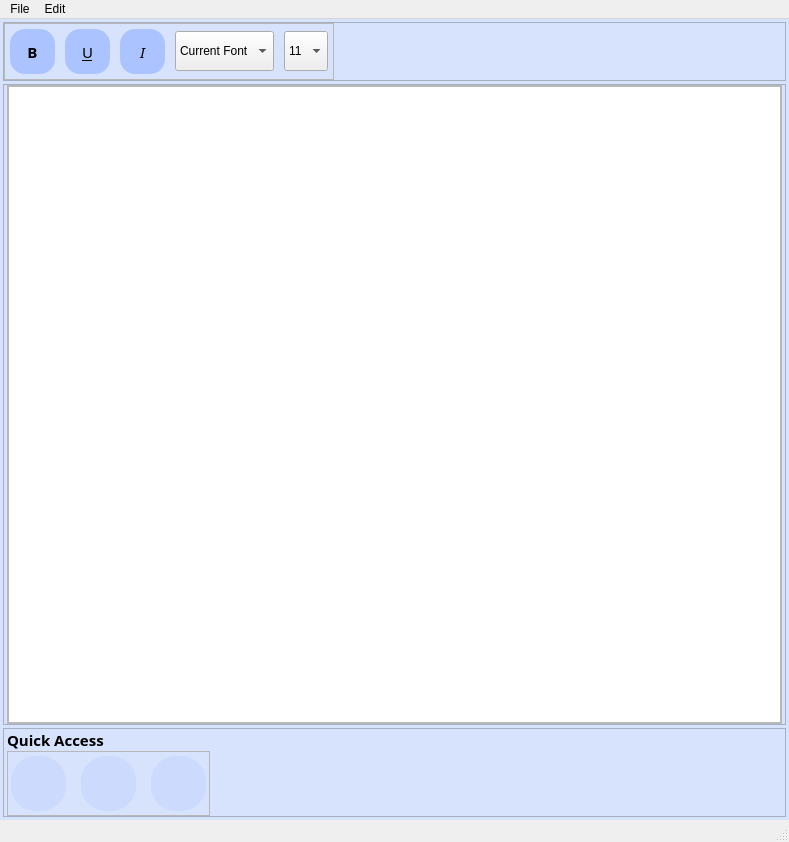
Christo77793/The-Living-Word, file UI/Bible Notes.ui: the form before one commit.
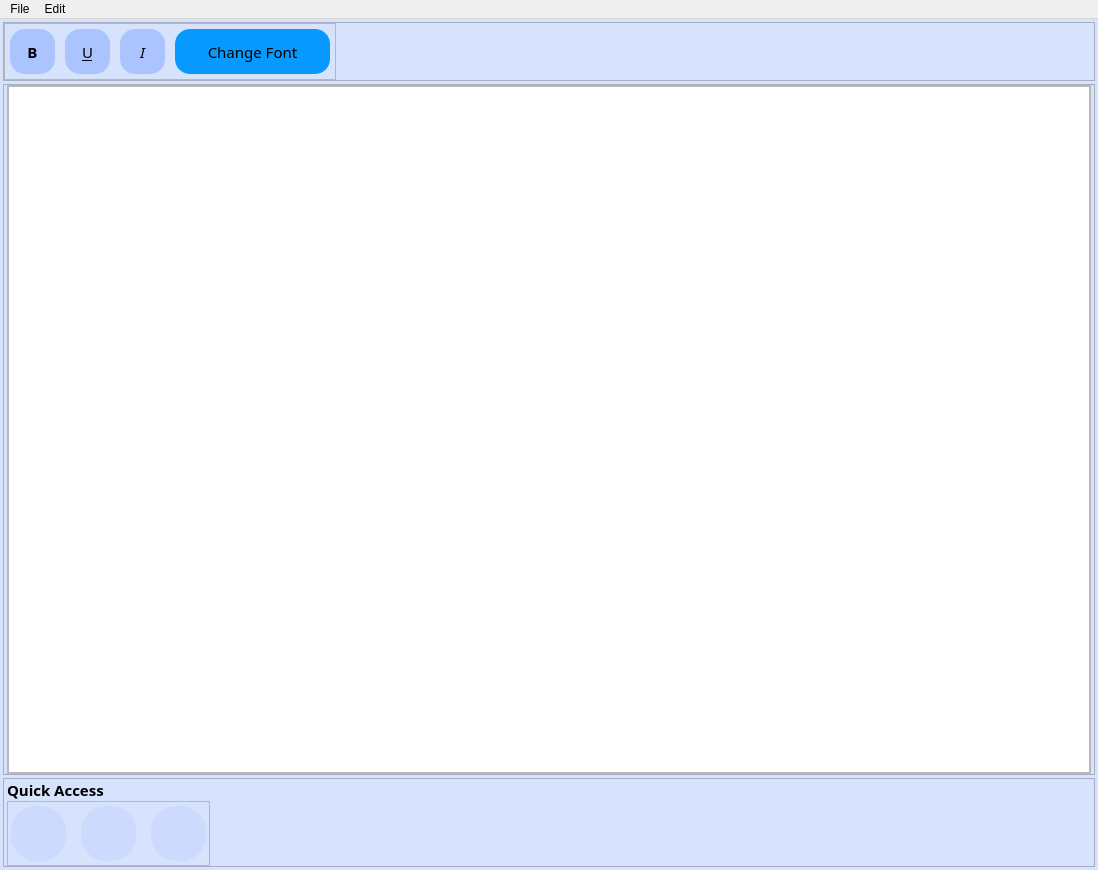
The form after the commit. Icons and pictures are not drawn.

Diff of the .ui file:
```diff
--- a/UI/Bible Notes.ui
+++ b/UI/Bible Notes.ui
@@ -6,8 +6,8 @@
    <rect>
     <x>0</x>
     <y>0</y>
-    <width>789</width>
-    <height>842</height>
+    <width>1098</width>
+    <height>870</height>
    </rect>
   </property>
   <property name="windowTitle">
@@ -157,77 +157,6 @@
             </property>
            </widget>
           </item>
-          <item row="0" column="3">
-           <widget class="QComboBox" name="selectFont">
-            <property name="minimumSize">
-             <size>
-              <width>0</width>
-              <height>40</height>
-             </size>
-            </property>
-            <property name="maximumSize">
-             <size>
-              <width>125</width>
-              <height>40</height>
-             </size>
-            </property>
-            <item>
-             <property name="text">
-              <string>Current Font</string>
-             </property>
-            </item>
-           </widget>
-          </item>
-          <item row="0" column="4">
-           <widget class="QComboBox" name="selectFontSize">
-            <property name="minimumSize">
-             <size>
-              <width>0</width>
-              <height>40</height>
-             </size>
-            </property>
-            <property name="maximumSize">
-             <size>
-              <width>55</width>
-              <height>40</height>
-             </size>
-            </property>
-            <item>
-             <property name="text">
-              <string>11</string>
-             </property>
-            </item>
-           </widget>
-          </item>
-          <item row="0" column="1">
-           <widget class="QPushButton" name="pushButton_5">
-            <property name="minimumSize">
-             <size>
-              <width>45</width>
-              <height>45</height>
-             </size>
-            </property>
-            <property name="maximumSize">
-             <size>
-              <width>45</width>
-              <height>45</height>
-             </size>
-            </property>
-            <property name="font">
-             <font>
-              <family>Goudy Old Style</family>
-              <pointsize>11</pointsize>
-              <underline>true</underline>
-             </font>
-            </property>
-            <property name="toolTip">
-             <string>Underline</string>
-            </property>
-            <property name="text">
-             <string>U</string>
-            </property>
-           </widget>
-          </item>
           <item row="0" column="2">
            <widget class="QPushButton" name="italicButton">
             <property name="minimumSize">
@@ -257,6 +186,69 @@
             </property>
            </widget>
           </item>
+          <item row="0" column="1">
+           <widget class="QPushButton" name="underlineButton">
+            <property name="minimumSize">
+             <size>
+              <width>45</width>
+              <height>45</height>
+             </size>
+            </property>
+            <property name="maximumSize">
+             <size>
+              <width>45</width>
+              <height>45</height>
+             </size>
+            </property>
+            <property name="font">
+             <font>
+              <family>Goudy Old Style</family>
+              <pointsize>11</pointsize>
+              <underline>true</underline>
+             </font>
+            </property>
+            <property name="toolTip">
+             <string>Underline</string>
+            </property>
+            <property name="text">
+             <string>U</string>
+            </property>
+           </widget>
+          </item>
+          <item row="0" column="3">
+           <widget class="QPushButton" name="changefontButton">
+            <property name="minimumSize">
+             <size>
+              <width>155</width>
+              <height>45</height>
+             </size>
+            </property>
+            <property name="maximumSize">
+             <size>
+              <width>155</width>
+              <height>45</height>
+             </size>
+            </property>
+            <property name="font">
+             <font>
+              <family>Goudy Old Style</family>
+              <pointsize>11</pointsize>
+             </font>
+            </property>
+            <property name="styleSheet">
+             <string notr="true">QPushButton{
+	background-color: rgb(7, 153, 254);
+}
+
+QPushButton:hover{
+	background-color: rgb(6, 144, 235);
+}</string>
+            </property>
+            <property name="text">
+             <string>Change Font</string>
+            </property>
+           </widget>
+          </item>
          </layout>
         </widget>
        </item>
@@ -300,8 +292,8 @@
            <rect>
             <x>0</x>
             <y>0</y>
-            <width>773</width>
-            <height>627</height>
+            <width>1082</width>
+            <height>680</height>
            </rect>
           </property>
           <layout class="QHBoxLayout" name="horizontalLayout">
@@ -321,7 +313,11 @@
             <number>0</number>
            </property>
            <item>
-            <widget class="QPlainTextEdit" name="bibleNotepad"/>
+            <widget class="QPlainTextEdit" name="noteArea">
+             <property name="plainText">
+              <string/>
+             </property>
+            </widget>
            </item>
           </layout>
          </widget>
@@ -540,7 +536,7 @@
     <rect>
      <x>0</x>
      <y>0</y>
-     <width>789</width>
+     <width>1098</width>
      <height>26</height>
     </rect>
    </property>
@@ -562,7 +558,6 @@
    <addaction name="menuFile"/>
    <addaction name="menuEdit"/>
   </widget>
-  <widget class="QStatusBar" name="statusbar"/>
   <action name="actionOpen">
    <property name="text">
     <string>Open</string>
```
Left out of the diff: 10 changed lines with no effect on the pictures.
